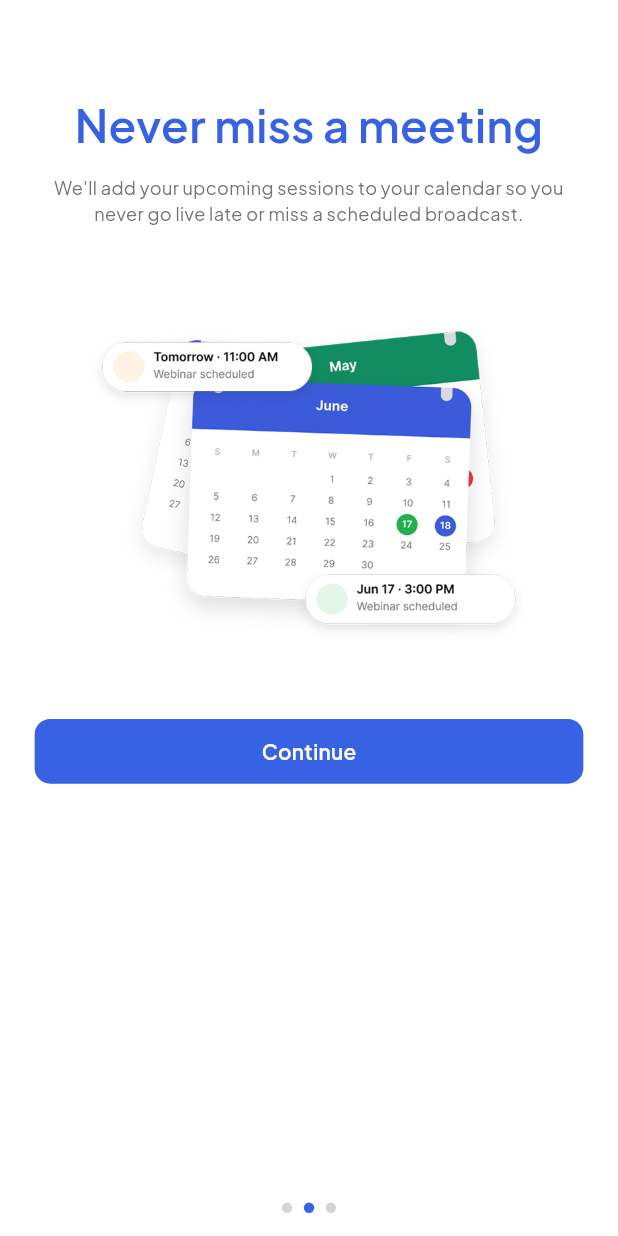
After one commit to Yash-Nautiyal/AIDM, a Flutter app: the PermissionPage screen opened directly, after a tap on "Enable notifications", on a phone screen of 412 x 824 dp. The commit adds this screen. Run offline on Flutter 3.47's test engine with Material 3 defaults, Android fonts, the phone set to English and light mode, and no system bars; our stand-ins replace flutter_svg, image_picker, permission_handler; project files that could hold a hidden picture were left out.

Commit message:
Added permissions in AndroidManifest.xml and Info.plist; integrated file_selector and permission_handler plugins across platforms; Added permissions pages;

```diff
--- a/lib/core/constant/app_assets.dart
+++ b/lib/core/constant/app_assets.dart
@@ -10,6 +10,10 @@ abstract class AppAssets {
 
   // images
   static const String welcomeScreenImg = '${_imagePath}welcome_screen.png';
+  static const String phoneNotificationsImg =
+      '${_imagePath}phone_notifications.png';
+  static const String calendarNotificationsImg =
+      '${_imagePath}calendar_notifications.png';
 
   // icons
   static const String calendar1Icon = '${_iconPath}calendar1.svg';
--- a/lib/core/utils/app_screen.dart
+++ b/lib/core/utils/app_screen.dart
@@ -14,11 +14,6 @@ class AppScreen {
         MediaQuery.maybeSizeOf(context) ??
         MediaQueryData.fromView(View.of(context)).size;
     _setSize(size);
-    print('screenWidth: $screenWidth');
-    print('screenHeight: $screenHeight');
-    print('scaleWidth: $scaleWidth');
-    print('scaleHeight: $scaleHeight');
-    print('scaleText: $scaleText');
   }
 
   static void _setSize(Size size) {
--- a/lib/feature/auth/presentation/pages/otp_verification_page.dart
+++ b/lib/feature/auth/presentation/pages/otp_verification_page.dart
@@ -7,7 +7,7 @@ import 'package:aidm/core/theme/typography/app_typography_extension.dart';
 import 'package:aidm/core/widgets/button/app_button1.dart';
 import 'package:aidm/core/widgets/input/app_otp_input.dart';
 import 'package:aidm/feature/auth/presentation/widgets/auth_legal_footer.dart';
-import 'package:aidm/feature/dashboard/presentation/pages/dashboard_page.dart';
+import 'permission_page.dart';
 import 'package:flutter/material.dart';
 import 'package:flutter_svg/flutter_svg.dart';
 
@@ -74,7 +74,7 @@ class _OtpVerificationPageState extends State<OtpVerificationPage> {
 
     Navigator.pushAndRemoveUntil(
       context,
-      MaterialPageRoute(builder: (context) => const DashboardPage()),
+      MaterialPageRoute(builder: (context) => const PermissionPage()),
       (_) => false,
     );
   }
--- /dev/null
+++ b/lib/feature/auth/presentation/pages/permission_page.dart
@@ -0,0 +1,343 @@
+import 'dart:io';
+
+import 'package:aidm/core/constant/app_assets.dart';
+import 'package:aidm/core/constant/app_dimensions.dart';
+import 'package:aidm/core/theme/app_theme_extension.dart';
+import 'package:aidm/core/theme/typography/app_typography_extension.dart';
+import 'package:aidm/core/utils/responsive_extension.dart';
+import 'package:aidm/core/widgets/button/app_button1.dart';
+import 'package:aidm/core/widgets/button/app_button2.dart';
+import 'package:aidm/core/widgets/carousel/app_carousel_dots.dart';
+import 'package:aidm/core/widgets/dialog/ios_action_sheet.dart';
+import 'package:aidm/core/widgets/input/app_input1.dart';
+import 'package:aidm/feature/dashboard/presentation/pages/dashboard_page.dart';
+import 'package:flutter/material.dart';
+import 'package:image_picker/image_picker.dart';
+import 'package:permission_handler/permission_handler.dart';
+
+import '../widgets/sliding_page_layout.dart';
+
+class PermissionPage extends StatefulWidget {
+  const PermissionPage({super.key});
+
+  @override
+  State<PermissionPage> createState() => _PermissionPageState();
+}
+
+class _PermissionPageState extends State<PermissionPage>
+    with WidgetsBindingObserver {
+  static const _slideCount = 3;
+
+  final _pageController = PageController();
+  final _displayNameController = TextEditingController();
+  final _imagePicker = ImagePicker();
+
+  int _currentIndex = 0;
+  File? _profileImage;
+  bool _notificationRequested = false;
+  bool _calendarRequested = false;
+
+  @override
+  void initState() {
+    super.initState();
+    WidgetsBinding.instance.addObserver(this);
+  }
+
+  @override
+  void dispose() {
+    WidgetsBinding.instance.removeObserver(this);
+    _pageController.dispose();
+    _displayNameController.dispose();
+    super.dispose();
+  }
+
+  @override
+  void didChangeAppLifecycleState(AppLifecycleState state) {
+    if (state == AppLifecycleState.resumed) {
+      _checkPermissionOnResume();
+    }
+  }
+
+  Future<void> _checkPermissionOnResume() async {
+    if (!mounted) return;
+
+    if (_currentIndex == 0) {
+      final status = await Permission.notification.status;
+      if (status.isGranted) _goToSlide(1);
+    } else if (_currentIndex == 1) {
+      final permission = _calendarPermission;
+      final status = await permission.status;
+      if (status.isGranted) _goToSlide(2);
+    }
+  }
+
+  Permission get _calendarPermission => Platform.isIOS
+      ? Permission.calendarFullAccess
+      : Permission.calendarWriteOnly;
+
+  void _goToSlide(int index) {
+    _pageController.animateToPage(
+      index,
+      duration: const Duration(milliseconds: 300),
+      curve: Curves.easeInOut,
+    );
+  }
+
+  void _finishOnboarding() {
+    Navigator.pushAndRemoveUntil(
+      context,
+      MaterialPageRoute(builder: (context) => const DashboardPage()),
+      (_) => false,
+    );
+  }
+
+  Future<void> _requestNotificationPermission() async {
+    await _requestAndAdvance(
+      permission: Permission.notification,
+      hasRequested: _notificationRequested,
+      onRequested: () => _notificationRequested = true,
+      onGranted: () => _goToSlide(1),
+    );
+  }
+
+  Future<void> _requestCalendarPermission() async {
+    await _requestAndAdvance(
+      permission: _calendarPermission,
+      hasRequested: _calendarRequested,
+      onRequested: () => _calendarRequested = true,
+      onGranted: () => _goToSlide(2),
+    );
+  }
+
+  Future<void> _requestAndAdvance({
+    required Permission permission,
+    required bool hasRequested,
+    required VoidCallback onRequested,
+    required VoidCallback onGranted,
+  }) async {
+    var status = await permission.status;
+    if (status.isGranted) {
+      onGranted();
+      return;
+    }
+
+    if (hasRequested) {
+      // iOS never re-shows the system dialog after the first denial.
+      await openAppSettings();
+      return;
+    }
+
+    onRequested();
+    status = await permission.request();
+    if (!mounted) return;
+    if (status.isGranted) {
+      onGranted();
+    }
+  }
+
+  Future<void> _showProfilePictureActionSheet() async {
+    await showIosActionSheet(
+      context,
+      options: [
+        IosActionSheetOption(
+          label: 'Camera',
+          onPressed: () => _pickImage(ImageSource.camera),
+        ),
+        IosActionSheetOption(
+          label: 'Select from photo album',
+          onPressed: () => _pickImage(ImageSource.gallery),
+        ),
+      ],
+    );
+  }
+
+  Future<void> _pickImage(ImageSource source) async {
+    final permission = source == ImageSource.camera
+        ? Permission.camera
+        : Permission.photos;
+
+    final status = await permission.request();
+    if (!status.isGranted && !status.isLimited) return;
+
+    final pickedFile = await _imagePicker.pickImage(
+      source: source,
+      imageQuality: 85,
+    );
+
+    if (pickedFile == null || !mounted) return;
+
+    setState(() => _profileImage = File(pickedFile.path));
+  }
+
+  @override
+  Widget build(BuildContext context) {
+    final theme = Theme.of(context).extension<AppThemeExtension>()!;
+
+    return Scaffold(
+      backgroundColor: theme.backgroundPage,
+      body: SafeArea(
+        child: Column(
+          children: [
+            Expanded(
+              child: PageView(
+                controller: _pageController,
+                physics: const NeverScrollableScrollPhysics(),
+                onPageChanged: (index) => setState(() => _currentIndex = index),
+                children: [
+                  _NotificationsSlide(
+                    onEnableNotifications: _requestNotificationPermission,
+                  ),
+                  _CalendarSlide(onContinue: _requestCalendarPermission),
+                  _ProfileSlide(
+                    displayNameController: _displayNameController,
+                    profileImage: _profileImage,
+                    onUploadPhoto: _showProfilePictureActionSheet,
+                    onContinue: _finishOnboarding,
+                    onNotNow: _finishOnboarding,
+                  ),
+                ],
+              ),
+            ),
+            Padding(
+              padding: EdgeInsets.only(bottom: AppDimensions.spacingLg),
+              child: AppCarouselDots(
+                count: _slideCount,
+                currentIndex: _currentIndex,
+              ),
+            ),
+          ],
+        ),
+      ),
+    );
+  }
+}
+
+class _NotificationsSlide extends StatelessWidget {
+  const _NotificationsSlide({required this.onEnableNotifications});
+
+  final VoidCallback onEnableNotifications;
+
+  @override
+  Widget build(BuildContext context) {
+    return SlidingPageLayout(
+      title: 'Get notified',
+      subtitle:
+          'Get a heads-up before you go live, when attendees join, and when your recording is ready to share.',
+      illustration: Image.asset(
+        AppAssets.phoneNotificationsImg,
+        width: 305.w,
+        height: 319.h,
+        fit: BoxFit.contain,
+      ),
+      actions: [
+        AppButton1(
+          label: 'Enable notifications',
+          onPressed: onEnableNotifications,
+        ),
+      ],
+    );
+  }
+}
+
+class _CalendarSlide extends StatelessWidget {
+  const _CalendarSlide({required this.onContinue});
+
+  final VoidCallback onContinue;
+
+  @override
+  Widget build(BuildContext context) {
+    return SlidingPageLayout(
+      title: 'Never miss a meeting',
+      subtitle:
+          "We'll add your upcoming sessions to your calendar so you never go live late or miss a scheduled broadcast.",
+      illustration: Image.asset(
+        AppAssets.calendarNotificationsImg,
+        width: 305.w,
+        height: 319.h,
+        fit: BoxFit.contain,
+      ),
+      actions: [AppButton1(label: 'Continue', onPressed: onContinue)],
+    );
+  }
+}
+
+class _ProfileSlide extends StatelessWidget {
+  const _ProfileSlide({
+    required this.displayNameController,
+    required this.profileImage,
+    required this.onUploadPhoto,
+    required this.onContinue,
+    required this.onNotNow,
+  });
+
+  final TextEditingController displayNameController;
+  final File? profileImage;
+  final VoidCallback onUploadPhoto;
+  final VoidCallback onContinue;
+  final VoidCallback onNotNow;
+
+  @override
+  Widget build(BuildContext context) {
+    final theme = Theme.of(context).extension<AppThemeExtension>()!;
+    final typography = Theme.of(context).extension<AppTypographyExtension>()!;
+
+    return SlidingPageLayout(
+      title: 'Personalize your profile',
+      subtitle:
+          'A complete profile gets 3x more returning attendees. Takes 10 seconds your audience will notice.',
+      illustration: Column(
+        mainAxisSize: MainAxisSize.min,
+        children: [
+          GestureDetector(
+            onTap: onUploadPhoto,
+            child: Container(
+              width: 120.w,
+              height: 120.w,
+              decoration: BoxDecoration(
+                color: theme.brandPrimary,
+                shape: BoxShape.circle,
+                image: profileImage != null
+                    ? DecorationImage(
+                        image: FileImage(profileImage!),
+                        fit: BoxFit.cover,
+                      )
+                    : null,
+              ),
+            ),
+          ),
+          SizedBox(height: AppDimensions.spacingMd),
+          GestureDetector(
+            onTap: onUploadPhoto,
+            child: Text(
+              'Upload profile picture',
+              style: typography.bodyMedium.copyWith(color: theme.brandPrimary),
+            ),
+          ),
+        ],
+      ),
+      footer: Column(
+        children: [
+          AppInput(
+            controller: displayNameController,
+            hintText: 'Display Name',
+            textInputAction: TextInputAction.done,
+          ),
+          SizedBox(height: AppDimensions.spacingSm),
+          Text(
+            'Enter a name (e.g. first name, last name, or nickname)',
+            style: typography.captionLight.copyWith(color: theme.textTertiary),
+            textAlign: TextAlign.center,
+          ),
+        ],
+      ),
+      actions: [
+        AppButton1(label: 'Continue', onPressed: onContinue),
+        AppButton2(
+          label: 'Not Now',
+          variant: AppButton2Variant.tertiary,
+          onPressed: onNotNow,
+        ),
+      ],
+    );
+  }
+}
--- /dev/null
+++ b/lib/feature/auth/presentation/widgets/sliding_page_layout.dart
@@ -0,0 +1,60 @@
+import 'package:aidm/core/constant/app_dimensions.dart';
+import 'package:aidm/core/theme/app_theme_extension.dart';
+import 'package:aidm/core/theme/typography/app_typography_extension.dart';
+import 'package:flutter/material.dart';
+
+class SlidingPageLayout extends StatelessWidget {
+  const SlidingPageLayout({
+    super.key,
+    required this.title,
+    required this.subtitle,
+    required this.illustration,
+    required this.actions,
+    this.footer,
+  });
+
+  final String title;
+  final String subtitle;
+  final Widget illustration;
+  final Widget? footer;
+  final List<Widget> actions;
+
+  @override
+  Widget build(BuildContext context) {
+    final theme = Theme.of(context).extension<AppThemeExtension>()!;
+    final typography = Theme.of(context).extension<AppTypographyExtension>()!;
+
+    return Padding(
+      padding: EdgeInsets.symmetric(
+        horizontal: AppDimensions.pagePadding,
+      ).copyWith(top: AppDimensions.spacing3xl),
+      child: Column(
+        children: [
+          SizedBox(height: AppDimensions.spacing3xl),
+          Text(
+            title,
+            style: typography.h1.copyWith(color: theme.brandPrimary),
+            textAlign: TextAlign.center,
+          ),
+          SizedBox(height: AppDimensions.spacingMd),
+          Text(
+            subtitle,
+            style: typography.body.copyWith(color: theme.textSecondary),
+            textAlign: TextAlign.center,
+          ),
+          SizedBox(height: AppDimensions.spacing3xl),
+          Center(child: illustration),
+          SizedBox(height: AppDimensions.spacing2xl),
+          if (footer != null) ...[
+            footer!,
+            SizedBox(height: AppDimensions.spacingLg),
+          ],
+          ...actions.expand(
+            (action) => [action, SizedBox(height: AppDimensions.spacingMd)],
+          ),
+          SizedBox(height: AppDimensions.spacingLg),
+        ],
+      ),
+    );
+  }
+}
--- a/pubspec.yaml
+++ b/pubspec.yaml
@@ -35,6 +35,8 @@ dependencies:
   # Use with the CupertinoIcons class for iOS style icons.
   cupertino_icons: ^1.0.8
   flutter_svg: ^2.2.0
+  image_picker: ^1.1.2
+  permission_handler: ^12.0.1
 
 dev_dependencies:
   flutter_test:
```
Also changed, not shown: lib/core/widgets/dialog/ios_action_sheet.dart (added, +151 -0 lines), assets/images/calendar_notifications.png (added), assets/images/phone_notifications.png (added), pubspec.lock, 7 other files.
